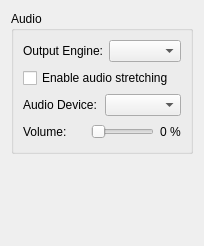
Before: the Qt Designer form src/citra_qt/configuration/configure_audio.ui in grimtnt/citra, drawn with Qt 5.
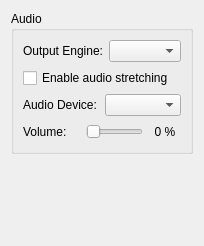
After: the same form once the commit is applied.

Commit message: Address last review comment

```diff
--- a/src/citra_qt/configuration/configure_audio.ui
+++ b/src/citra_qt/configuration/configure_audio.ui
@@ -101,9 +101,18 @@
         </item>
         <item>
          <widget class="QLabel" name="volume_indicator">
+          <property name="minimumSize">
+           <size>
+            <width>32</width>
+            <height>0</height>
+           </size>
+          </property>
           <property name="text">
            <string>0 %</string>
           </property>
+          <property name="alignment">
+           <set>Qt::AlignCenter</set>
+          </property>
          </widget>
         </item>
        </layout>
```
